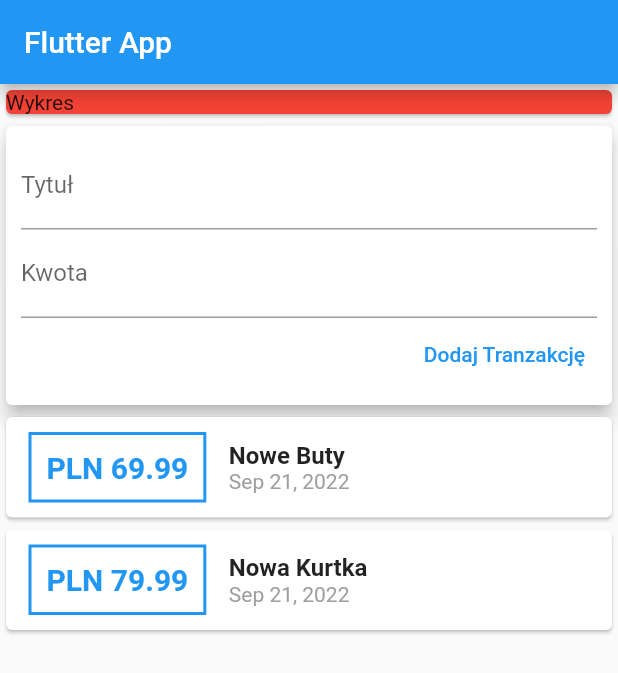
After one commit to jarekcielecki/flutter_finance_app, a Flutter app: the screen it shows after launch, on a phone screen of 412 x 824 dp. The commit adds this screen. Shown: the top 673 px of the screen. Run offline on Flutter 3.47's test engine with Material 2 defaults, Android fonts, the phone set to English and light mode, and no system bars.

Commit message:
add_listview_add_new_funcion

```diff
--- /dev/null
+++ b/lib/widgets/new_transaction.dart
@@ -0,0 +1,42 @@
+import 'package:flutter/material.dart';
+
+class NewTransaction extends StatelessWidget {
+  final Function addTx;
+  final titleController = TextEditingController();
+  final amountController = TextEditingController();
+
+  NewTransaction(this.addTx);
+
+  @override
+  Widget build(BuildContext context) {
+    return Card(
+      elevation: 5,
+      child: Container(
+        padding: EdgeInsets.all(10),
+        child: Column(
+          crossAxisAlignment: CrossAxisAlignment.end,
+          children: [
+            TextField(
+              decoration: InputDecoration(labelText: 'Tytuł'),
+              controller: titleController,
+              //onChanged: (val) {
+              // titleInput = val;
+              // },
+            ),
+            TextField(
+              decoration: InputDecoration(labelText: 'Kwota'),
+              controller: amountController,
+              // onChanged: (val) => amountInput = val,
+            ),
+            TextButton(
+              child: Text('Dodaj Tranzakcję'),
+              onPressed: () {
+                addTx(titleController.text, double.parse(amountController.text));
+              },
+            ),
+          ],
+        ),
+      ),
+    );
+  }
+}
--- /dev/null
+++ b/lib/widgets/transaction_list.dart
@@ -0,0 +1,64 @@
+import 'package:flutter/material.dart';
+import 'package:intl/intl.dart';
+
+import '../transaction.dart';
+
+class TransactionList extends StatelessWidget {
+  final List<Transaction> transactions;
+
+  TransactionList(this.transactions);
+
+  @override
+  Widget build(BuildContext context) {
+    return Container(
+      height: 300,
+      child: ListView.builder(
+        itemBuilder: (ctx, index) {
+          return Card(
+            child: Row(
+              children: [
+                Container(
+                  margin: EdgeInsets.symmetric(
+                    vertical: 10,
+                    horizontal: 15,
+                  ),
+                  decoration: BoxDecoration(
+                    border: Border.all(color: Colors.blue, width: 2),
+                  ),
+                  padding: EdgeInsets.all(10),
+                  child: Text(
+                    'PLN ${transactions[index].amount}',
+                    style: TextStyle(
+                      fontWeight: FontWeight.bold,
+                      fontSize: 20,
+                      color: Colors.blue,
+                    ),
+                  ),
+                ),
+                Column(
+                  crossAxisAlignment: CrossAxisAlignment.start,
+                  children: [
+                    Text(
+                      transactions[index].title,
+                      style: TextStyle(
+                        fontSize: 16,
+                        fontWeight: FontWeight.bold,
+                      ),
+                    ),
+                    Text(
+                      DateFormat.yMMMd().format(transactions[index].date),
+                      style: TextStyle(
+                        color: Colors.grey,
+                      ),
+                    ),
+                  ],
+                )
+              ],
+            ),
+          );
+        },
+        itemCount: transactions.length,
+      ),
+    );
+  }
+}
--- /dev/null
+++ b/lib/widgets/user_transactions.dart
@@ -0,0 +1,47 @@
+import 'package:flutter/material.dart';
+import 'package:flutter_finance_app/widgets/new_transaction.dart';
+import 'package:flutter_finance_app/widgets/transaction_list.dart';
+
+import '../transaction.dart';
+
+class UserTransactions extends StatefulWidget {
+  const UserTransactions({Key? key}) : super(key: key);
+
+  @override
+  _UserTransactionState createState() => _UserTransactionState();
+}
+
+class _UserTransactionState extends State<UserTransactions> {
+  final List<Transaction> _userTransactions = [
+    Transaction(
+      id: 't1',
+      title: 'Nowe Buty',
+      amount: 69.99,
+      date: DateTime.now(),
+    ),
+    Transaction(
+      id: 't2',
+      title: 'Nowa Kurtka',
+      amount: 79.99,
+      date: DateTime.now(),
+    ),
+  ];
+
+  void _addNewTransaction(String txTitle, double txAmount) {
+    final newTx = Transaction(title: txTitle, amount: txAmount, date: DateTime.now(), id: DateTime.now().toString());
+
+    setState(() {
+      _userTransactions.add(newTx);
+    });
+  }
+
+  @override
+  Widget build(BuildContext context) {
+    return Column(
+      children: [
+        NewTransaction(_addNewTransaction),
+        TransactionList(_userTransactions),
+      ],
+    );
+  }
+}
```
Also changed, not shown: lib/main.dart (+11 -87 lines).
